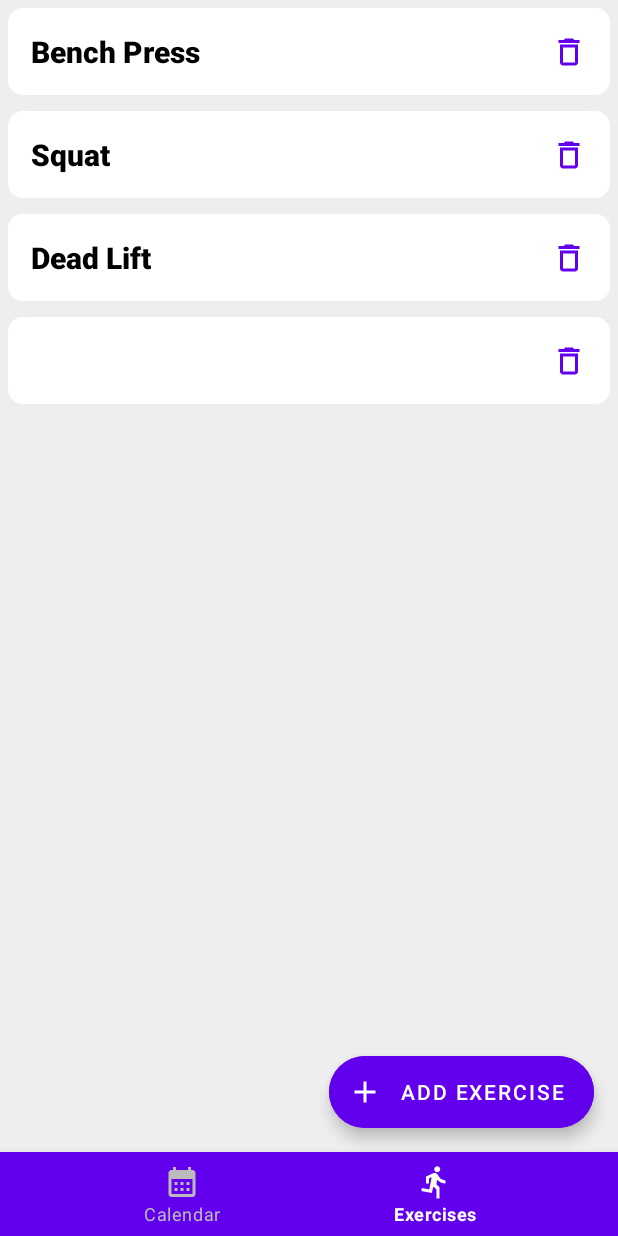
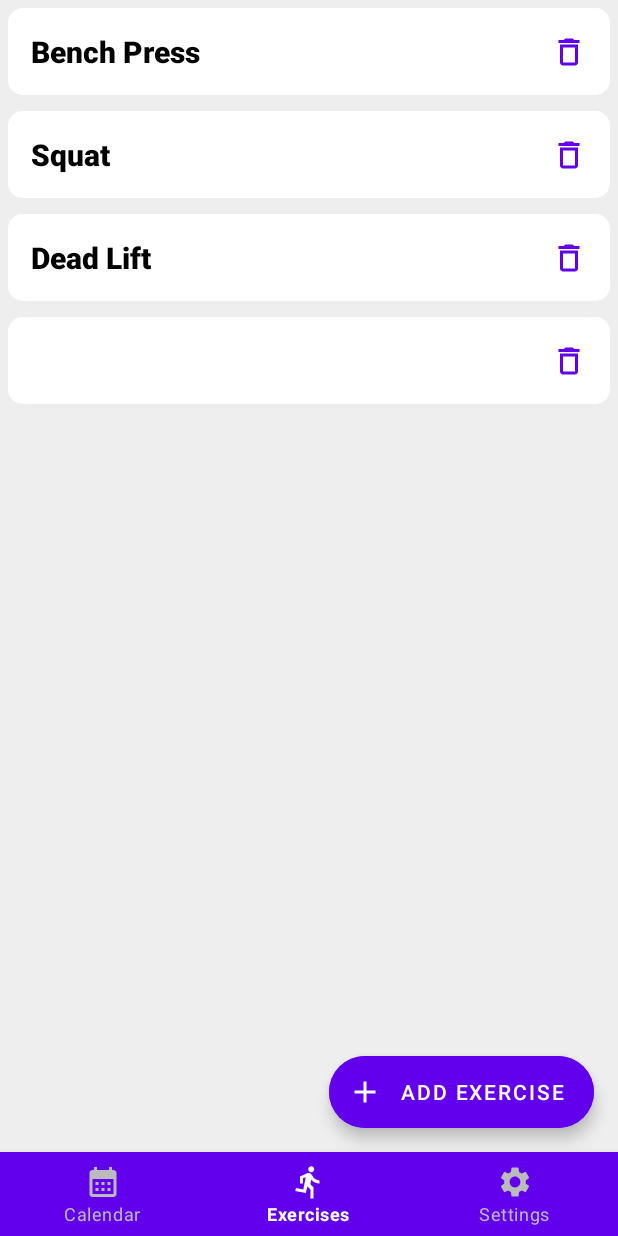
Before and after one commit to adamzalesak/fitness-tracker, an Android app: the ExercisesFragment screen opened through its navigation route, on a phone screen of 412 x 824 dp. Run offline under Robolectric (Android 15) with nearby library versions, the phone set to English and light mode, and no system bars; our stand-ins replace Room's generated code, navigation-ui.

Commit message:
feat: weekly notifications

```diff
--- a/app/src/main/java/com/example/pv239_fitness_tracker/MainActivity.kt
+++ b/app/src/main/java/com/example/pv239_fitness_tracker/MainActivity.kt
@@ -1,25 +1,114 @@
 package com.example.pv239_fitness_tracker
 
+import android.Manifest
+import android.content.SharedPreferences
+import android.content.pm.PackageManager
+import android.os.Build
 import android.os.Bundle
+import android.widget.Toast
+import androidx.annotation.RequiresApi
 import androidx.appcompat.app.AppCompatActivity
 import androidx.appcompat.app.AppCompatDelegate
+import androidx.core.app.ActivityCompat
+import androidx.core.content.ContextCompat
+import androidx.core.view.isVisible
 import androidx.navigation.fragment.NavHostFragment
 import androidx.navigation.ui.setupWithNavController
+import androidx.preference.PreferenceManager
 import com.example.pv239_fitness_tracker.databinding.ActivityMainBinding
+import com.example.pv239_fitness_tracker.notifications.WeeklyNotificationsUtil
 
-class MainActivity : AppCompatActivity() {
+
+class MainActivity : AppCompatActivity(), SharedPreferences.OnSharedPreferenceChangeListener {
 
     private val binding: ActivityMainBinding by lazy {
         ActivityMainBinding.inflate(layoutInflater)
     }
+
+    private val PERMISSION_REQUEST_CODE = 1
 
     override fun onCreate(savedInstanceState: Bundle?) {
         super.onCreate(savedInstanceState)
         setContentView(binding.root)
         AppCompatDelegate.setDefaultNightMode(AppCompatDelegate.MODE_NIGHT_NO)
 
-        val navHostFragment = supportFragmentManager.findFragmentById(R.id.nav_host_fragment) as NavHostFragment
+        setupNavigation()
+
+        WeeklyNotificationsUtil.setupNotificationsByPreferences(
+            this,
+            PreferenceManager.getDefaultSharedPreferences(this)
+        )
+
+        PreferenceManager.getDefaultSharedPreferences(this)
+            .registerOnSharedPreferenceChangeListener(this)
+    }
+
+    private fun setupNavigation() {
+        val navHostFragment =
+            supportFragmentManager.findFragmentById(R.id.nav_host_fragment) as NavHostFragment
+
         val navController = navHostFragment.navController
         binding.bottomNavigation.setupWithNavController(navController)
+
+        val fragmentsWithoutNavigation = listOf(
+            R.id.add_activity_fragment,
+            R.id.add_edit_set_fragment,
+            R.id.fragment_exercise_add_edit,
+        )
+
+        navController.addOnDestinationChangedListener { _, destination, _ ->
+            binding.bottomNavigation.isVisible = destination.id !in fragmentsWithoutNavigation
+        }
+    }
+
+    @RequiresApi(Build.VERSION_CODES.TIRAMISU)
+    override fun onSharedPreferenceChanged(sharedPreferences: SharedPreferences, key: String) {
+        when (key) {
+            "notifications_weekly", "notifications_day", "notification_hour" -> {
+                val notificationsWeekly =
+                    sharedPreferences.getBoolean("notifications_weekly", false)
+
+                if (notificationsWeekly && ContextCompat.checkSelfPermission(
+                        this,
+                        Manifest.permission.POST_NOTIFICATIONS,
+                    ) != PackageManager.PERMISSION_GRANTED
+                ) {
+                    sharedPreferences.edit().putBoolean("notifications_weekly", false).apply()
+                    recreate()
+
+                    ActivityCompat.requestPermissions(
+                        this,
+                        arrayOf(Manifest.permission.POST_NOTIFICATIONS),
+                        PERMISSION_REQUEST_CODE,
+                    )
+
+                    return
+                }
+
+                WeeklyNotificationsUtil.setupNotificationsByPreferences(this, sharedPreferences)
+            }
+        }
+    }
+
+    override fun onDestroy() {
+        super.onDestroy()
+
+        PreferenceManager.getDefaultSharedPreferences(this)
+            .unregisterOnSharedPreferenceChangeListener(this)
+    }
+
+    override fun onRequestPermissionsResult(
+        requestCode: Int,
+        permissions: Array<out String>,
+        grantResults: IntArray
+    ) {
+        super.onRequestPermissionsResult(requestCode, permissions, grantResults)
+        if (requestCode == PERMISSION_REQUEST_CODE && grantResults.isNotEmpty() &&
+            grantResults[0] == PackageManager.PERMISSION_GRANTED
+        ) {
+            Toast.makeText(applicationContext, "Permission granted", Toast.LENGTH_SHORT).show()
+        } else {
+            Toast.makeText(applicationContext, "Permission denied", Toast.LENGTH_SHORT).show()
+        }
     }
 }
--- /dev/null
+++ b/app/src/main/java/com/example/pv239_fitness_tracker/notifications/WeeklyNotificationsUtil.kt
@@ -0,0 +1,23 @@
+package com.example.pv239_fitness_tracker.notifications
+
+import android.content.Context
+import android.content.SharedPreferences
+import java.time.DayOfWeek
+
+object WeeklyNotificationsUtil {
+    fun setupNotificationsByPreferences(context: Context, sharedPreferences: SharedPreferences) {
+        val notificationsWeekly = sharedPreferences.getBoolean("notifications_weekly", false)
+        val notificationDayString = sharedPreferences.getString("notifications_day", "7")
+        val notificationDay = DayOfWeek.of(notificationDayString?.toInt() ?: 7)
+        val notificationHourString = sharedPreferences.getString("notification_hour", "18")
+        val notificationHour = notificationHourString?.toInt() ?: 18
+
+        if (notificationsWeekly) {
+            WeeklyNotificationsManager.startNotifications(
+                context, notificationDay, notificationHour
+            )
+        } else {
+            WeeklyNotificationsManager.stopNotifications(context)
+        }
+    }
+}
--- /dev/null
+++ b/app/src/main/res/drawable/baseline_access_time_24.xml
@@ -0,0 +1,6 @@
+<vector android:height="24dp" android:tint="#000000"
+    android:viewportHeight="24" android:viewportWidth="24"
+    android:width="24dp" xmlns:android="http://schemas.android.com/apk/res/android">
+    <path android:fillColor="@android:color/white" android:pathData="M11.99,2C6.47,2 2,6.48 2,12s4.47,10 9.99,10C17.52,22 22,17.52 22,12S17.52,2 11.99,2zM12,20c-4.42,0 -8,-3.58 -8,-8s3.58,-8 8,-8 8,3.58 8,8 -3.58,8 -8,8z"/>
+    <path android:fillColor="@android:color/white" android:pathData="M12.5,7H11v6l5.25,3.15 0.75,-1.23 -4.5,-2.67z"/>
+</vector>
--- /dev/null
+++ b/app/src/main/res/drawable/baseline_notifications_24.xml
@@ -0,0 +1,5 @@
+<vector android:height="24dp" android:tint="#000000"
+    android:viewportHeight="24" android:viewportWidth="24"
+    android:width="24dp" xmlns:android="http://schemas.android.com/apk/res/android">
+    <path android:fillColor="@android:color/white" android:pathData="M12,22c1.1,0 2,-0.9 2,-2h-4c0,1.1 0.89,2 2,2zM18,16v-5c0,-3.07 -1.64,-5.64 -4.5,-6.32L13.5,4c0,-0.83 -0.67,-1.5 -1.5,-1.5s-1.5,0.67 -1.5,1.5v0.68C7.63,5.36 6,7.92 6,11v5l-2,2v1h16v-1l-2,-2z"/>
+</vector>
--- /dev/null
+++ b/app/src/main/res/drawable/baseline_settings_24.xml
@@ -0,0 +1,10 @@
+<vector xmlns:android="http://schemas.android.com/apk/res/android"
+    android:width="24dp"
+    android:height="24dp"
+    android:tint="#000000"
+    android:viewportWidth="24"
+    android:viewportHeight="24">
+    <path
+        android:fillColor="@android:color/white"
+        android:pathData="M19.14,12.94c0.04,-0.3 0.06,-0.61 0.06,-0.94c0,-0.32 -0.02,-0.64 -0.07,-0.94l2.03,-1.58c0.18,-0.14 0.23,-0.41 0.12,-0.61l-1.92,-3.32c-0.12,-0.22 -0.37,-0.29 -0.59,-0.22l-2.39,0.96c-0.5,-0.38 -1.03,-0.7 -1.62,-0.94L14.4,2.81c-0.04,-0.24 -0.24,-0.41 -0.48,-0.41h-3.84c-0.24,0 -0.43,0.17 -0.47,0.41L9.25,5.35C8.66,5.59 8.12,5.92 7.63,6.29L5.24,5.33c-0.22,-0.08 -0.47,0 -0.59,0.22L2.74,8.87C2.62,9.08 2.66,9.34 2.86,9.48l2.03,1.58C4.84,11.36 4.8,11.69 4.8,12s0.02,0.64 0.07,0.94l-2.03,1.58c-0.18,0.14 -0.23,0.41 -0.12,0.61l1.92,3.32c0.12,0.22 0.37,0.29 0.59,0.22l2.39,-0.96c0.5,0.38 1.03,0.7 1.62,0.94l0.36,2.54c0.05,0.24 0.24,0.41 0.48,0.41h3.84c0.24,0 0.44,-0.17 0.47,-0.41l0.36,-2.54c0.59,-0.24 1.13,-0.56 1.62,-0.94l2.39,0.96c0.22,0.08 0.47,0 0.59,-0.22l1.92,-3.32c0.12,-0.22 0.07,-0.47 -0.12,-0.61L19.14,12.94zM12,15.6c-1.98,0 -3.6,-1.62 -3.6,-3.6s1.62,-3.6 3.6,-3.6s3.6,1.62 3.6,3.6S13.98,15.6 12,15.6z" />
+</vector>
--- a/app/src/main/res/menu/menu_main_bottom_navigation.xml
+++ b/app/src/main/res/menu/menu_main_bottom_navigation.xml
@@ -10,4 +10,9 @@
         android:id="@+id/exercises_fragment"
         android:icon="@drawable/baseline_directions_run_24"
         android:title="@string/bottom_navigation_exercises" />
+
+    <item
+        android:id="@+id/settings_fragment"
+        android:icon="@drawable/baseline_settings_24"
+        android:title="@string/bottom_navigation_settings" />
 </menu>
--- a/app/src/main/res/navigation/nav_graph.xml
+++ b/app/src/main/res/navigation/nav_graph.xml
@@ -90,4 +90,13 @@
             app:nullable="true" />
     </fragment>
 
+    <fragment
+        android:id="@+id/settings_fragment"
+        android:name="com.example.pv239_fitness_tracker.ui.settings.SettingsFragment"
+        android:label="SettingsFragment" />
+
+    <argument
+        android:name="date"
+        app:argType="java.time.LocalDate" />
+
 </navigation>
```
Also changed, not shown: app/build.gradle (+5 -2 lines), app/src/main/AndroidManifest.xml (+14 -1 lines), app/src/main/java/com/example/pv239_fitness_tracker/notifications/BootCompletedBroadcastReceiver.kt (added, +18 -0 lines), app/src/main/java/com/example/pv239_fitness_tracker/notifications/WeeklyNotificationsAlarmReceiver.kt (added, +135 -0 lines), app/src/main/java/com/example/pv239_fitness_tracker/notifications/WeeklyNotificationsManager.kt (added, +65 -0 lines), app/src/main/java/com/example/pv239_fitness_tracker/repository/ExerciseRepository.kt (+62 -0 lines), app/src/main/java/com/example/pv239_fitness_tracker/ui/settings/SettingsFragment.kt (added, +11 -0 lines), app/src/main/res/values/arrays.xml (added, +47 -0 lines), app/src/main/res/values/strings.xml (+25 -1 lines), app/src/main/res/xml/root_preferences.xml (added, +30 -0 lines).
